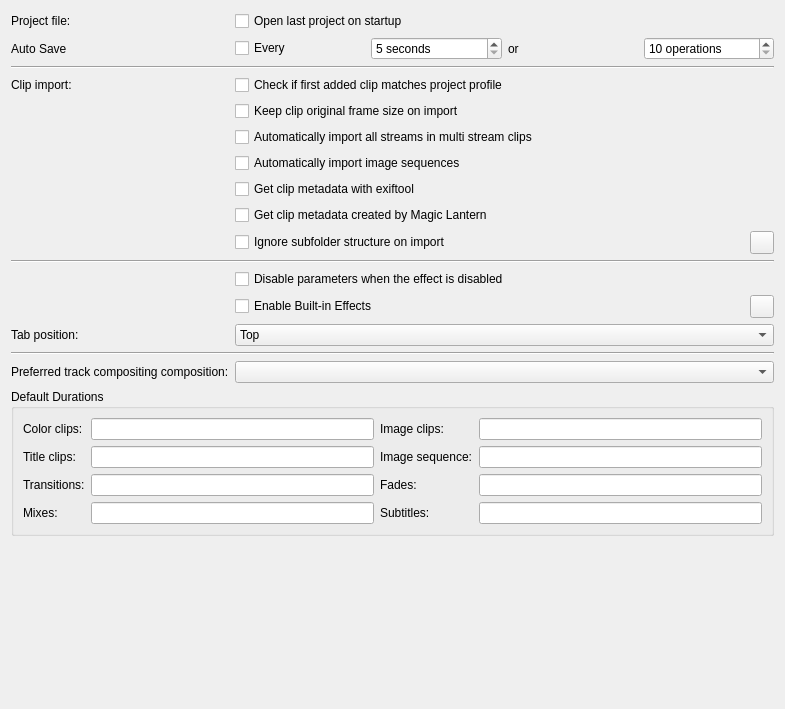
KDE/kdenlive, file src/ui/configmisc_ui.ui: the form before one commit.
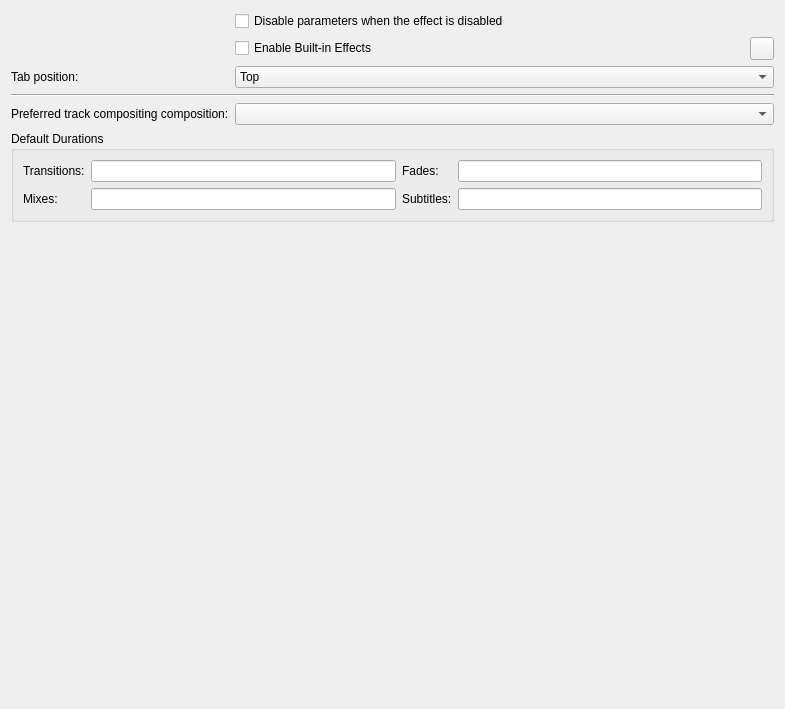
The form after the commit. Custom widgets are drawn as their Qt base class.

What changed in the file:
```diff
--- a/src/ui/configmisc_ui.ui
+++ b/src/ui/configmisc_ui.ui
@@ -15,153 +15,14 @@
    </rect>
   </property>
   <layout class="QFormLayout" name="formLayout">
-   <item row="0" column="0">
-    <widget class="QLabel" name="label_11">
-     <property name="text">
-      <string>Project file:</string>
-     </property>
-    </widget>
-   </item>
    <item row="0" column="1">
-    <widget class="QCheckBox" name="kcfg_openlastproject">
-     <property name="text">
-      <string>Open last project on startup</string>
-     </property>
-    </widget>
-   </item>
-   <item row="1" column="1">
-    <layout class="QHBoxLayout" name="horizontalLayout_3">
-     <item>
-      <widget class="QCheckBox" name="kcfg_crashrecovery">
-       <property name="text">
-        <string>Every</string>
-       </property>
-      </widget>
-     </item>
-     <item>
-      <widget class="QSpinBox" name="kcfg_autosave_time">
-       <property name="suffix">
-        <string> seconds</string>
-       </property>
-       <property name="minimum">
-        <number>5</number>
-       </property>
-       <property name="maximum">
-        <number>600</number>
-       </property>
-      </widget>
-     </item>
-     <item>
-      <widget class="QLabel" name="label_13">
-       <property name="text">
-        <string>or</string>
-       </property>
-      </widget>
-     </item>
-     <item>
-      <widget class="QSpinBox" name="kcfg_autosave_ops">
-       <property name="suffix">
-        <string> operations</string>
-       </property>
-       <property name="minimum">
-        <number>10</number>
-       </property>
-       <property name="maximum">
-        <number>200</number>
-       </property>
-      </widget>
-     </item>
-    </layout>
-   </item>
-   <item row="2" column="0" colspan="2">
-    <widget class="Line" name="line">
-     <property name="orientation">
-      <enum>Qt::Orientation::Horizontal</enum>
-     </property>
-    </widget>
-   </item>
-   <item row="3" column="0">
-    <widget class="QLabel" name="label_12">
-     <property name="text">
-      <string>Clip import:</string>
-     </property>
-    </widget>
-   </item>
-   <item row="3" column="1">
-    <widget class="QCheckBox" name="kcfg_checkfirstprojectclip">
-     <property name="text">
-      <string>Check if first added clip matches project profile</string>
-     </property>
-    </widget>
-   </item>
-   <item row="4" column="1">
-    <widget class="QCheckBox" name="kcfg_keep_original_frame_size">
-     <property name="text">
-      <string>Keep clip original frame size on import</string>
-     </property>
-    </widget>
-   </item>
-   <item row="5" column="1">
-    <widget class="QCheckBox" name="kcfg_automultistreams">
-     <property name="text">
-      <string>Automatically import all streams in multi stream clips</string>
-     </property>
-    </widget>
-   </item>
-   <item row="6" column="1">
-    <widget class="QCheckBox" name="kcfg_autoimagesequence">
-     <property name="text">
-      <string>Automatically import image sequences</string>
-     </property>
-    </widget>
-   </item>
-   <item row="7" column="1">
-    <widget class="QCheckBox" name="kcfg_use_exiftool">
-     <property name="text">
-      <string>Get clip metadata with exiftool</string>
-     </property>
-    </widget>
-   </item>
-   <item row="8" column="1">
-    <widget class="QCheckBox" name="kcfg_use_magicLantern">
-     <property name="text">
-      <string>Get clip metadata created by Magic Lantern</string>
-     </property>
-    </widget>
-   </item>
-   <item row="9" column="1">
-    <layout class="QHBoxLayout" name="horizontalLayout">
-     <item>
-      <widget class="QCheckBox" name="kcfg_ignoresubdirstructure">
-       <property name="text">
-        <string>Ignore subfolder structure on import</string>
-       </property>
-      </widget>
-     </item>
-     <item>
-      <widget class="KContextualHelpButton" name="kcontextualhelpbutton">
-       <property name="contextualHelpText">
-        <string>This will import all files into a toplevel folder</string>
-       </property>
-      </widget>
-     </item>
-    </layout>
-   </item>
-   <item row="10" column="0" colspan="2">
-    <widget class="Line" name="line_2">
-     <property name="orientation">
-      <enum>Qt::Orientation::Horizontal</enum>
-     </property>
-    </widget>
-   </item>
-   <item row="11" column="1">
     <widget class="QCheckBox" name="kcfg_disable_effect_parameters">
      <property name="text">
       <string>Disable parameters when the effect is disabled</string>
      </property>
     </widget>
    </item>
-   <item row="12" column="1">
+   <item row="1" column="1">
     <layout class="QHBoxLayout" name="horizontalLayout_2">
      <property name="spacing">
       <number>0</number>
@@ -188,14 +49,14 @@
      </item>
     </layout>
    </item>
-   <item row="13" column="0">
+   <item row="2" column="0">
     <widget class="QLabel" name="label_4">
      <property name="text">
       <string>Tab position:</string>
      </property>
     </widget>
    </item>
-   <item row="13" column="1">
+   <item row="2" column="1">
     <widget class="QComboBox" name="kcfg_tabposition">
      <item>
       <property name="text">
@@ -219,113 +80,73 @@
      </item>
     </widget>
    </item>
-   <item row="14" column="0" colspan="2">
+   <item row="3" column="0" colspan="2">
     <widget class="Line" name="line_3">
      <property name="orientation">
       <enum>Qt::Orientation::Horizontal</enum>
      </property>
     </widget>
    </item>
-   <item row="15" column="0">
+   <item row="4" column="0">
     <widget class="QLabel" name="label_10">
      <property name="text">
       <string>Preferred track compositing composition:</string>
      </property>
     </widget>
    </item>
-   <item row="15" column="1">
+   <item row="4" column="1">
     <widget class="QComboBox" name="preferredcomposite"/>
    </item>
-   <item row="16" column="0" colspan="2">
+   <item row="5" column="0" colspan="2">
     <widget class="QGroupBox" name="groupBox">
      <property name="title">
       <string>Default Durations</string>
      </property>
      <layout class="QGridLayout" name="gridLayout">
-      <item row="0" column="0">
-       <widget class="QLabel" name="label">
-        <property name="text">
-         <string>Color clips:</string>
-        </property>
-       </widget>
-      </item>
-      <item row="1" column="0">
-       <widget class="QLabel" name="label_8">
-        <property name="text">
-         <string>Title clips:</string>
-        </property>
-       </widget>
-      </item>
-      <item row="2" column="0">
-       <widget class="QLabel" name="label_5">
-        <property name="text">
-         <string>Transitions:</string>
-        </property>
-       </widget>
-      </item>
-      <item row="1" column="1">
-       <widget class="QLineEdit" name="kcfg_title_duration"/>
-      </item>
-      <item row="0" column="2">
-       <widget class="QLabel" name="label_2">
-        <property name="text">
-         <string>Image clips:</string>
-        </property>
-       </widget>
-      </item>
       <item row="0" column="1">
-       <widget class="QLineEdit" name="kcfg_color_duration"/>
+       <widget class="QLineEdit" name="kcfg_transition_duration"/>
       </item>
-      <item row="2" column="2">
+      <item row="1" column="3">
+       <widget class="QLineEdit" name="kcfg_subtitle_duration"/>
+      </item>
+      <item row="0" column="2">
        <widget class="QLabel" name="label_6">
         <property name="text">
          <string>Fades:</string>
         </property>
        </widget>
       </item>
-      <item row="2" column="1">
-       <widget class="QLineEdit" name="kcfg_transition_duration"/>
-      </item>
       <item row="1" column="2">
-       <widget class="QLabel" name="label_3">
+       <widget class="QLabel" name="label_9">
         <property name="text">
-         <string>Image sequence:</string>
+         <string>Subtitles:</string>
         </property>
        </widget>
       </item>
-      <item row="1" column="3">
-       <widget class="QLineEdit" name="kcfg_sequence_duration"/>
+      <item row="0" column="0">
+       <widget class="QLabel" name="label_5">
+        <property name="text">
+         <string>Transitions:</string>
+        </property>
+       </widget>
       </item>
-      <item row="2" column="3">
-       <widget class="QLineEdit" name="kcfg_fade_duration"/>
-      </item>
-      <item row="0" column="3">
-       <widget class="QLineEdit" name="kcfg_image_duration"/>
-      </item>
-      <item row="3" column="0">
+      <item row="1" column="0">
        <widget class="QLabel" name="label_7">
         <property name="text">
          <string>Mixes:</string>
         </property>
        </widget>
       </item>
-      <item row="3" column="1">
+      <item row="0" column="3">
+       <widget class="QLineEdit" name="kcfg_fade_duration"/>
+      </item>
+      <item row="1" column="1">
        <widget class="QLineEdit" name="kcfg_mix_duration"/>
       </item>
-      <item row="3" column="3">
-       <widget class="QLineEdit" name="kcfg_subtitle_duration"/>
-      </item>
-      <item row="3" column="2">
-       <widget class="QLabel" name="label_9">
-        <property name="text">
-         <string>Subtitles:</string>
-        </property>
-       </widget>
-      </item>
      </layout>
     </widget>
    </item>
-   <item row="17" column="0">
+   <item row="6" column="0">
     <spacer>
      <property name="orientation">
       <enum>Qt::Orientation::Vertical</enum>
@@ -338,13 +159,6 @@
      </property>
     </spacer>
    </item>
-   <item row="1" column="0">
-    <widget class="QLabel" name="label_14">
-     <property name="text">
-      <string>Auto Save</string>
-     </property>
-    </widget>
-   </item>
   </layout>
  </widget>
  <customwidgets>
```
Left out of the diff: 16 changed lines with no effect on the pictures.
